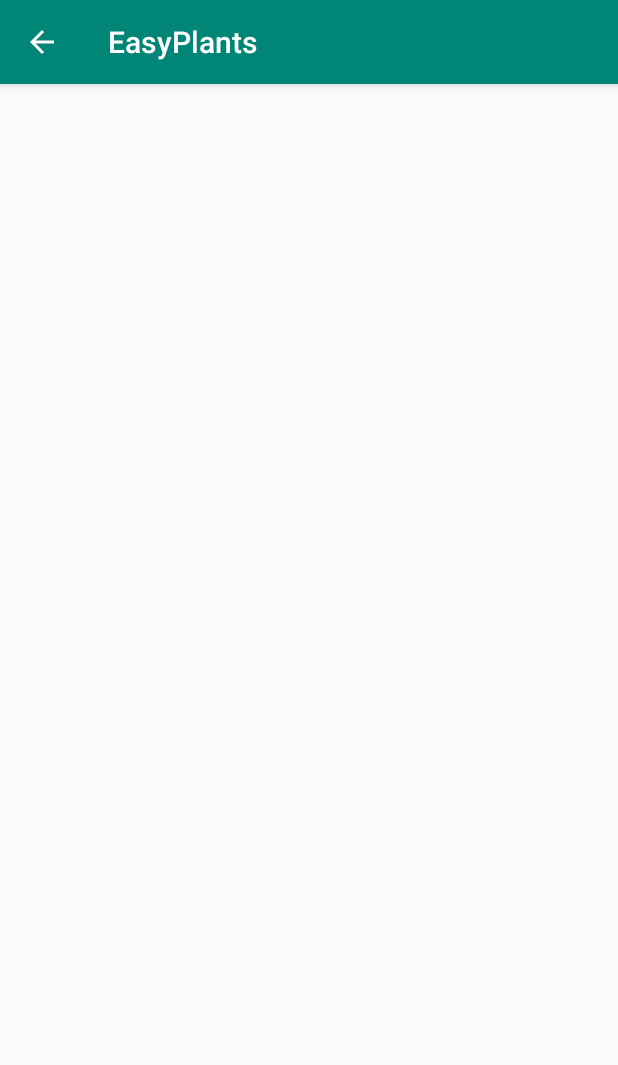
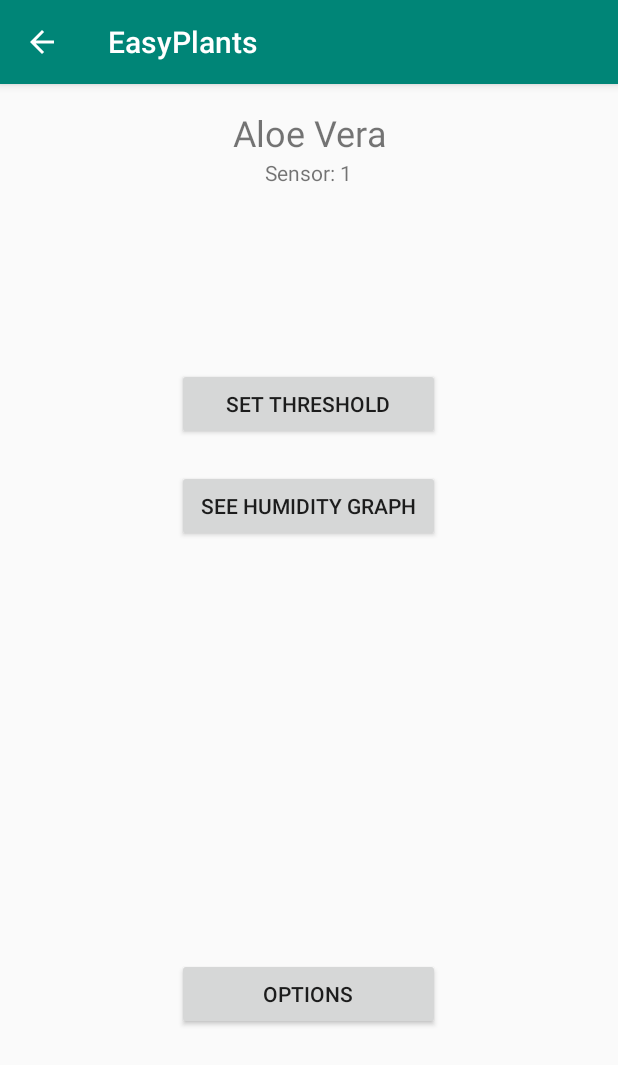
Before and after one commit to MattYu/EasyPlants, an Android app: the sensorListActivity screen opened directly, with no data from a screen before it, after a tap on "Aloe Vera", on a phone screen of 412 x 824 dp. Shown: the top 1065 px of the screen. Run offline under Robolectric (Android 15) with nearby library versions, the phone set to English and light mode, and no system bars.

Commit message:
#24 Created the options and graph activities, and connected them to the UI

```diff
--- a/EasyPlantsApp/app/src/main/java/com/example/gamingpc/easyplants/sensorListActivity.java
+++ b/EasyPlantsApp/app/src/main/java/com/example/gamingpc/easyplants/sensorListActivity.java
@@ -35,12 +35,15 @@ public class sensorListActivity extends AppCompatActivity {
 
                 // Retrieve the sensor id of the list item the user clicked on
                 TextView sensorID = view.findViewById(R.id.text_sensorID);
+                TextView plantName = view.findViewById(R.id.text_plantName);
                 String clickedID = sensorID.getText().toString();
+                String clickedName = plantName.getText().toString();
 
                 // Intent to the sensor page
                 Intent intent = new Intent(sensorListActivity.this, sensorPageActivity.class);
-                // Pass the sensor ID to the sensor page
+                // Pass the sensor ID and plant name to the sensor page
                 intent.putExtra("sensorID", clickedID);
+                intent.putExtra("plantName", clickedName);
                 startActivity(intent);
             }
         });
--- a/EasyPlantsApp/app/src/main/java/com/example/gamingpc/easyplants/sensorPageActivity.java
+++ b/EasyPlantsApp/app/src/main/java/com/example/gamingpc/easyplants/sensorPageActivity.java
@@ -1,11 +1,77 @@
 package com.example.gamingpc.easyplants;
 
+import android.content.Intent;
 import android.support.v7.app.AppCompatActivity;
 import android.os.Bundle;
+import android.view.View;
+import android.widget.Button;
+import android.widget.TextView;
 
 public class sensorPageActivity extends AppCompatActivity {
 
     private static final String TAG = "sensorListActivity";
+
+    // Initialize the UI elements
+    private TextView displayPlantName;
+    private TextView displaySensorID;
+    private Button toThreshold;
+    private Button toGraph;
+    private Button toOptions;
+
+    // Holds the values passed from sensorListActivity
+    private String sensorID;
+    private String plantName;
+
+    // Grabs the data that was passed from the previous intent
+    private void getPassedData() {
+        Intent received = getIntent();
+        sensorID = received.getStringExtra("sensorID");
+        plantName = received.getStringExtra("plantName");
+    }
+
+    // Sets up all the ui and data elements for the activity
+    private void setup() {
+
+        // Connect the text views
+        displayPlantName = findViewById(R.id.text_sensorPageName);
+        displaySensorID = findViewById(R.id.text_sensorPageID);
+        // Fill the text views with the sensor id and plant name
+        displayPlantName.setText(plantName);
+        displaySensorID.setText(sensorID);
+
+        // Button to go to setTresholdActivity
+        toThreshold = findViewById(R.id.button_toThresh);
+        toThreshold.setOnClickListener(new View.OnClickListener() {
+            @Override
+            public void onClick(View v) {
+                Intent threshIntent = new Intent(sensorPageActivity.this, setThresholdActivity.class);
+                threshIntent.putExtra("id", sensorID);
+                startActivity(threshIntent);
+            }
+        });
+
+        // Button to go to graphActivity
+        toGraph = findViewById(R.id.button_toGraph);
+        toGraph.setOnClickListener(new View.OnClickListener() {
+            @Override
+            public void onClick(View v) {
+                Intent graphIntent = new Intent(sensorPageActivity.this, graphActivity.class);
+                graphIntent.putExtra("id", sensorID);
+                startActivity(graphIntent);
+            }
+        });
+
+        // Button to go to sensorOptionsActivity
+        toOptions = findViewById(R.id.button_toOptions);
+        toOptions.setOnClickListener(new View.OnClickListener() {
+            @Override
+            public void onClick(View v) {
+                Intent optionsIntent = new Intent(sensorPageActivity.this, sensorOptionActivity.class);
+                optionsIntent.putExtra("id", sensorID);
+                startActivity(optionsIntent);
+            }
+        });
+    }
 
 
     @Override
@@ -16,6 +82,23 @@ public class sensorPageActivity extends AppCompatActivity {
         // Enable the back button to the sensorListActivity
         getSupportActionBar().setDisplayHomeAsUpEnabled(true);
 
+        getPassedData();
+        setup();
 
     }
+
+    protected void onStart() {
+        super.onStart();
+        setup();
+    }
+
+    protected void onResume() {
+        super.onResume();
+        setup();
+    }
+
+    protected void onRestart() {
+        super.onRestart();
+        setup();
+    }
 }
--- a/EasyPlantsApp/app/src/main/res/layout/activity_sensor_page.xml
+++ b/EasyPlantsApp/app/src/main/res/layout/activity_sensor_page.xml
@@ -6,4 +6,51 @@
     android:layout_height="match_parent"
     tools:context=".sensorPageActivity">
 
+    <TextView
+        android:id="@+id/text_sensorPageName"
+        android:layout_width="145dp"
+        android:layout_height="34dp"
+        android:layout_alignParentTop="true"
+        android:layout_centerHorizontal="true"
+        android:layout_marginTop="15dp"
+        android:text="TextView"
+        android:textSize="24dp"
+        android:gravity="center"/>
+
+    <TextView
+        android:id="@+id/text_sensorPageID"
+        android:layout_width="wrap_content"
+        android:layout_height="wrap_content"
+        android:layout_below="@+id/text_sensorPageName"
+        android:layout_centerHorizontal="true"
+        android:text="TextView"
+        android:textSize="14dp"
+        android:gravity="center"/>
+
+    <Button
+        android:id="@+id/button_toThresh"
+        android:layout_width="175dp"
+        android:layout_height="wrap_content"
+        android:layout_alignParentTop="true"
+        android:layout_centerHorizontal="true"
+        android:layout_marginTop="189dp"
+        android:text="Set Threshold" />
+
+    <Button
+        android:id="@+id/button_toGraph"
+        android:layout_width="175dp"
+        android:layout_height="wrap_content"
+        android:layout_alignStart="@+id/button_toThresh"
+        android:layout_alignParentTop="true"
+        android:layout_marginTop="257dp"
+        android:text="See Humidity Graph" />
+
+    <Button
+        android:id="@+id/button_toOptions"
+        android:layout_width="175dp"
+        android:layout_height="wrap_content"
+        android:layout_alignStart="@+id/button_toThresh"
+        android:layout_alignParentBottom="true"
+        android:layout_marginBottom="137dp"
+        android:text="Options" />
 </android.widget.RelativeLayout>
```
Also changed, not shown: EasyPlantsApp/app/src/main/AndroidManifest.xml (+8 -3 lines), EasyPlantsApp/app/src/main/java/com/example/gamingpc/easyplants/graphActivity.java (added, +16 -0 lines), EasyPlantsApp/app/src/main/java/com/example/gamingpc/easyplants/sensorOptionActivity.java (added, +16 -0 lines), EasyPlantsApp/app/src/main/res/layout/activity_graph.xml (added, +9 -0 lines), EasyPlantsApp/app/src/main/res/layout/activity_sensor_option.xml (added, +58 -0 lines).
